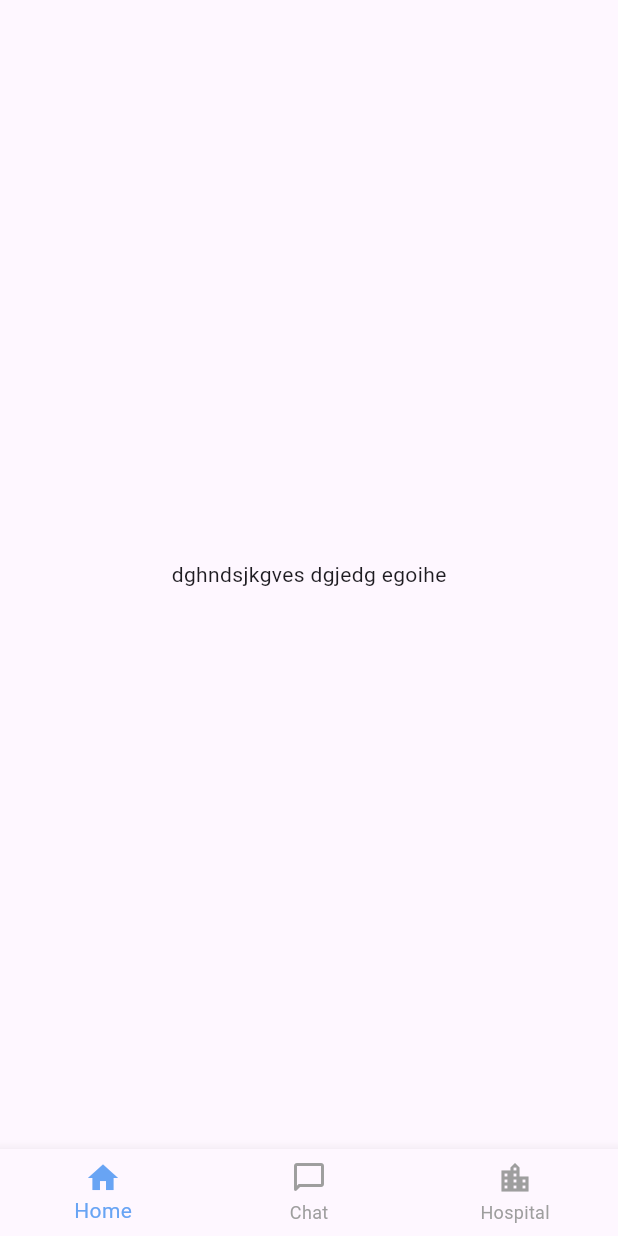
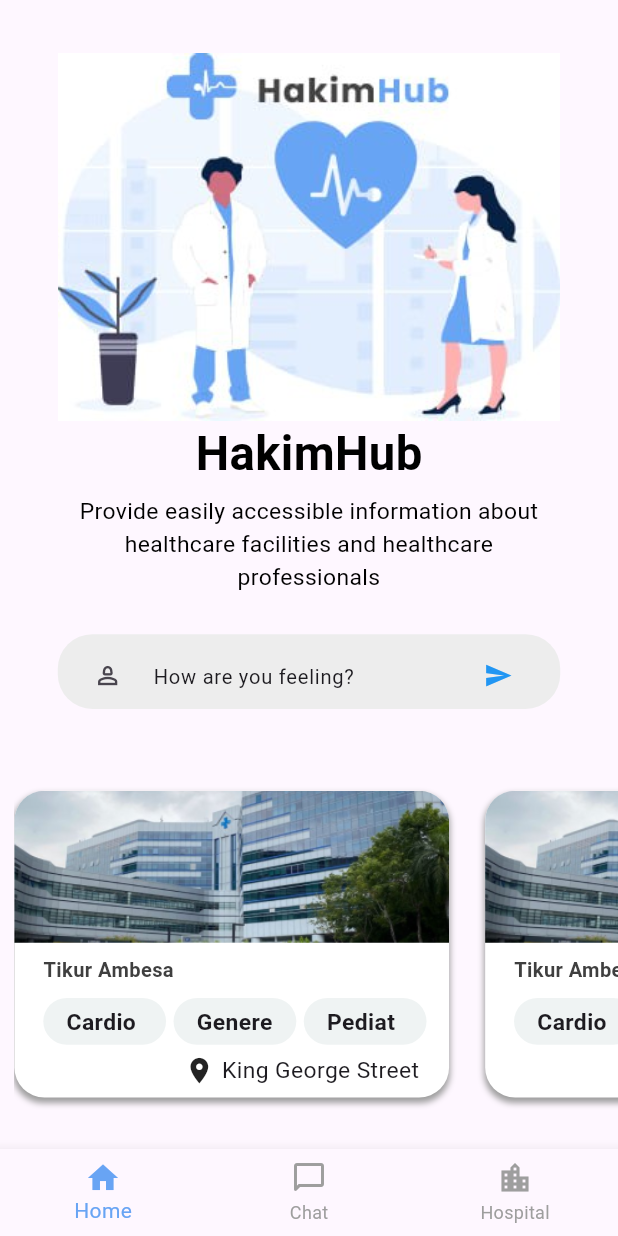
Before and after one commit to tamiratdereje/hakim_hub_mobile, a Flutter app: the screen it shows after launch, on a phone screen of 412 x 824 dp. Run offline on Flutter 3.47's test engine with Material 2 defaults, Android fonts, the light colour scheme and no system bars; our stand-ins replace dartz, equatable, flutter_bloc, internet_connection_checker, material_design_icons_flutter, responsive_sizer.

Commit message:
fix responsiveness and modularity issue on Home page

```diff
--- a/hakim_hub_mobile/lib/core/shared_widgets/bottom_nav.dart
+++ b/hakim_hub_mobile/lib/core/shared_widgets/bottom_nav.dart
@@ -6,6 +6,7 @@ import 'package:hakim_hub_mobile/core/utils/colors.dart';
 import 'package:hakim_hub_mobile/core/utils/icons.dart';
 
 import '../../features/chatbot/presentation/screen/chat_landing.dart';
+import '../../features/home/presentation/screen/Home.dart';
 import '../../features/hospital/presentation/screen/hospitals_home_screen.dart';
 
 class BottomNav extends StatefulWidget {
@@ -52,18 +53,18 @@ class _BottomNavState extends State<BottomNav> {
   }
 }
 
-class HomePage extends StatefulWidget {
-  const HomePage({super.key});
+// class HomePage extends StatefulWidget {
+//   const HomePage({super.key});
 
-  @override
-  State<HomePage> createState() => _HomePageState();
-}
+//   @override
+//   State<HomePage> createState() => _HomePageState();
+// }
 
-class _HomePageState extends State<HomePage> {
-  @override
-  Widget build(BuildContext context) {
-    return const Center(
-      child: Text(" dghndsjkgves dgjedg egoihe "),
-    );
-  }
-}
+// class _HomePageState extends State<HomePage> {
+//   @override
+//   Widget build(BuildContext context) {
+//     return const Center(
+//       child: Text(" dghndsjkgves dgjedg egoihe "),
+//     );
+//   }
+// }
--- a/hakim_hub_mobile/lib/features/home/presentation/screen/Home.dart
+++ b/hakim_hub_mobile/lib/features/home/presentation/screen/Home.dart
@@ -1,11 +1,9 @@
 import 'package:flutter/material.dart';
 import '../../../../core/utils/colors.dart';
-import '../../../../core/utils/icons.dart';
 import 'package:responsive_sizer/responsive_sizer.dart';
-
 import '../../../../core/utils/pixle_to_percent.dart';
-import '../../../../core/utils/ui_converter.dart';
-import '../../../hospital/presentation/widgets/main_hospitals_card.dart';
+import '../widgets/hospital_card.dart';
+import '../widgets/how_are_you_feeling.dart';
 
 class HomePage extends StatelessWidget {
   const HomePage({super.key});
@@ -18,8 +16,8 @@ class HomePage extends StatelessWidget {
         children: [
           Padding(
             padding: EdgeInsets.symmetric(
-                horizontal: Adaptive.w(pixleToPercent(40, "width")),
-                vertical: Adaptive.h(pixleToPercent(40, "height"))),
+                horizontal: pixleToPercent(40, "width").w,
+                vertical: pixleToPercent(40, "height").h),
             child: Column(
                 crossAxisAlignment: CrossAxisAlignment.center,
                 children: [
@@ -29,7 +27,7 @@ class HomePage extends StatelessWidget {
                   Text(
                     "HakimHub",
                     style: TextStyle(
-                        fontSize: 24.sp,
+                        fontSize: 23.sp,
                         color: primaryTextColor,
                         fontWeight: FontWeight.w700),
                   ),
@@ -45,61 +43,28 @@ class HomePage extends StatelessWidget {
                         fontWeight: FontWeight.w400),
                   ),
                   SizedBox(
-                    height: Adaptive.h(
-                      pixleToPercent(33, "height"),
-                    ),
+                    height: pixleToPercent(30, "height").h,
                   ),
-                  Container(
-                      padding: EdgeInsets.symmetric(
-                          horizontal: Adaptive.h(pixleToPercent(8, "width"))),
-                      width: double.infinity,
-                      height: Adaptive.h(pixleToPercent(56, "height")),
-                      decoration: BoxDecoration(
-                        color: const Color(0XFFEDEDED),
-                        borderRadius: BorderRadius.all(
-                          Radius.circular(
-                            Adaptive.h(
-                              pixleToPercent(26, "height"),
-                            ),
-                          ),
-                        ),
-                      ),
-                      child: Row(
-                        mainAxisAlignment: MainAxisAlignment.spaceBetween,
-                        children: [
-                          const Icon(Icons.person_2_outlined),
-                          Text(
-                            "How are you feeling?",
-                            style: TextStyle(
-                              fontSize: 16.sp,
-                            ),
-                          ),
-                          const Icon(
-                            Icons.send,
-                            color: Colors.blue,
-                          )
-                        ],
-                      )),
+                  const HowAreYouFeeling(),
                   SizedBox(
                     height: Adaptive.h(pixleToPercent(10, "height")),
                   ),
                 ]),
           ),
           Padding(
-            padding:
-                EdgeInsets.only(left: Adaptive.w(pixleToPercent(10, "width"))),
+            padding: EdgeInsets.only(left: pixleToPercent(10, "width").w),
             child: SizedBox(
-              height: Adaptive.h(pixleToPercent(400, "height")),
+              height: pixleToPercent(400, "height").h,
               width: double.infinity,
               child: ListView.separated(
                 scrollDirection: Axis.horizontal,
                 itemCount: 5,
                 itemBuilder: (context, index) {
-                  return MainHospitalsCard();
+                  return HospitalsCard();
                 },
                 separatorBuilder: (BuildContext context, int index) {
                   return SizedBox(
-                    width: Adaptive.w(pixleToPercent(25, "width")),
+                    width: pixleToPercent(25, "width").w,
                   );
                 },
               ),
--- /dev/null
+++ b/hakim_hub_mobile/lib/features/home/presentation/widgets/hospital_card.dart
@@ -0,0 +1,107 @@
+import 'package:flutter/material.dart';
+import 'package:responsive_sizer/responsive_sizer.dart';
+
+import '../../../../core/utils/colors.dart';
+import '../../../../core/utils/pixle_to_percent.dart';
+import '../../../hospital/presentation/widgets/chips_container.dart';
+
+class HospitalsCard extends StatelessWidget {
+  HospitalsCard({super.key});
+
+  List chipList = ["Cardio", "Generel", "Pediatrics"];
+  List hospitals = ["Tikur Ambesa", "Paulos"];
+  bool isOpened = true;
+
+  @override
+  Widget build(BuildContext context) {
+    return Stack(children: [
+      Container(
+        margin: const EdgeInsets.only(bottom: 10, top: 10),
+        width: pixleToPercent(301, "width").w,
+        height: pixleToPercent(230, "height").h,
+        decoration: const BoxDecoration(
+            color: secondryTextColor,
+            borderRadius: BorderRadius.all(Radius.circular(20)),
+            boxShadow: [
+              BoxShadow(
+                  color: greyColor,
+                  blurRadius: 3,
+                  offset: Offset(0, 3),
+                  spreadRadius: 0.5)
+            ]),
+        child: Column(crossAxisAlignment: CrossAxisAlignment.center, children: [
+          Container(
+            width: pixleToPercent(301, "width").w,
+            height: pixleToPercent(114, "height").h,
+            decoration: const BoxDecoration(
+              borderRadius: BorderRadius.only(
+                  topLeft: Radius.circular(20), topRight: Radius.circular(20)),
+              image: DecorationImage(
+                  image: AssetImage("assets/images/hospital_img.png"),
+                  fit: BoxFit.fill),
+            ),
+          ),
+          SizedBox(
+            height: pixleToPercent(10, "height").h,
+          ),
+          Padding(
+            padding: EdgeInsets.only(left: pixleToPercent(20, "width").w),
+            child: Column(
+              crossAxisAlignment: CrossAxisAlignment.start,
+              children: [
+                Text(
+                  "Tikur Ambesa",
+                  style: TextStyle(
+                      color: titleTextColor,
+                      fontSize: 15.sp,
+                      fontWeight: FontWeight.w600),
+                  maxLines: 1,
+                ),
+                SizedBox(
+                  height: pixleToPercent(10, "height").h,
+                ),
+                SizedBox(
+                  width: pixleToPercent(300, "width").w,
+                  height: pixleToPercent(35, "height").h,
+                  child: ListView.builder(
+                    physics: const AlwaysScrollableScrollPhysics(),
+                    scrollDirection: Axis.horizontal,
+                    itemCount: 3,
+                    itemBuilder: ((context, index) {
+                      return chipsContainer(chipList[index]);
+                    }),
+                  ),
+                ),
+                SizedBox(
+                  height: pixleToPercent(7, "height").h,
+                ),
+              ],
+            ),
+          ),
+          Padding(
+            padding: const EdgeInsets.only(right: 20),
+            child: Row(
+              mainAxisAlignment: MainAxisAlignment.end,
+              children: [
+                Icon(
+                  Icons.location_on,
+                  size: pixleToPercent(23, "height").h,
+                ),
+                SizedBox(
+                  width: pixleToPercent(5, "width").w,
+                ),
+                Text(
+                  "King George Street",
+                  style: TextStyle(
+                    fontWeight: FontWeight.w400,
+                    fontSize: 16.sp,
+                  ),
+                )
+              ],
+            ),
+          )
+        ]),
+      ),
+    ]);
+  }
+}
--- /dev/null
+++ b/hakim_hub_mobile/lib/features/home/presentation/widgets/how_are_you_feeling.dart
@@ -0,0 +1,48 @@
+import 'package:flutter/material.dart';
+import 'package:responsive_sizer/responsive_sizer.dart';
+
+import '../../../../core/utils/pixle_to_percent.dart';
+
+class HowAreYouFeeling extends StatefulWidget {
+  const HowAreYouFeeling({super.key});
+
+  @override
+  State<HowAreYouFeeling> createState() => _HowAreYouFeelingState();
+}
+
+class _HowAreYouFeelingState extends State<HowAreYouFeeling> {
+  @override
+  Widget build(BuildContext context) {
+    return Container(
+        padding: EdgeInsets.symmetric(
+          horizontal: pixleToPercent(8, "width").w,
+        ),
+        width: double.infinity,
+        height: pixleToPercent(56, "height").h,
+        decoration: BoxDecoration(
+          color: const Color(0XFFEDEDED),
+          borderRadius: BorderRadius.all(
+            Radius.circular(
+              pixleToPercent(26, "height").h,
+            ),
+          ),
+        ),
+        child: ListTile(
+          leading: Icon(
+            Icons.person_2_outlined,
+            size: pixleToPercent(20, "width").w,
+          ),
+          title: Text(
+            "How are you feeling?",
+            style: TextStyle(
+              fontSize: 15.sp,
+            ),
+          ),
+          trailing: Icon(
+            Icons.send,
+            color: Colors.blue,
+            size: pixleToPercent(20, "width").w,
+          ),
+        ));
+  }
+}
--- a/hakim_hub_mobile/lib/features/hospital/presentation/widgets/chips_container.dart
+++ b/hakim_hub_mobile/lib/features/hospital/presentation/widgets/chips_container.dart
@@ -1,24 +1,25 @@
-
 import 'package:flutter/material.dart';
 import 'package:hakim_hub_mobile/core/utils/colors.dart';
 import 'package:hakim_hub_mobile/core/utils/icons.dart';
 import 'package:hakim_hub_mobile/core/utils/ui_converter.dart';
+import 'package:responsive_sizer/responsive_sizer.dart';
 
 import '../../../../core/shared_widgets/formfield.dart';
-
-
+import '../../../../core/utils/pixle_to_percent.dart';
 
 Widget chipsContainer(String name) {
   return Container(
     margin: const EdgeInsets.only(right: 5),
-    padding: const EdgeInsets.only(left: 16, right: 16, bottom: 4, top: 4),
-    width: 70,
-    height: 22,
+    padding: EdgeInsets.symmetric(
+        horizontal: pixleToPercent(16, "width").w,
+        vertical: pixleToPercent(6, "height").h),
+    width: pixleToPercent(85, "width").w,
+    height: pixleToPercent(32, "height").h,
     decoration: const BoxDecoration(
         color: chipColor, borderRadius: BorderRadius.all(Radius.circular(20))),
     child: Text(
       name,
-      style: const TextStyle(fontSize: 12, fontWeight: FontWeight.w600),
+      style: TextStyle(fontSize: 16.sp, fontWeight: FontWeight.w600),
     ),
   );
 }
```
Also changed, not shown: hakim_hub_mobile/lib/features/home/presentation/widgets/custom_chips.dart (deleted, +0 -89 lines), scientific_caclulator/pubspec.yaml (deleted, +0 -90 lines).
